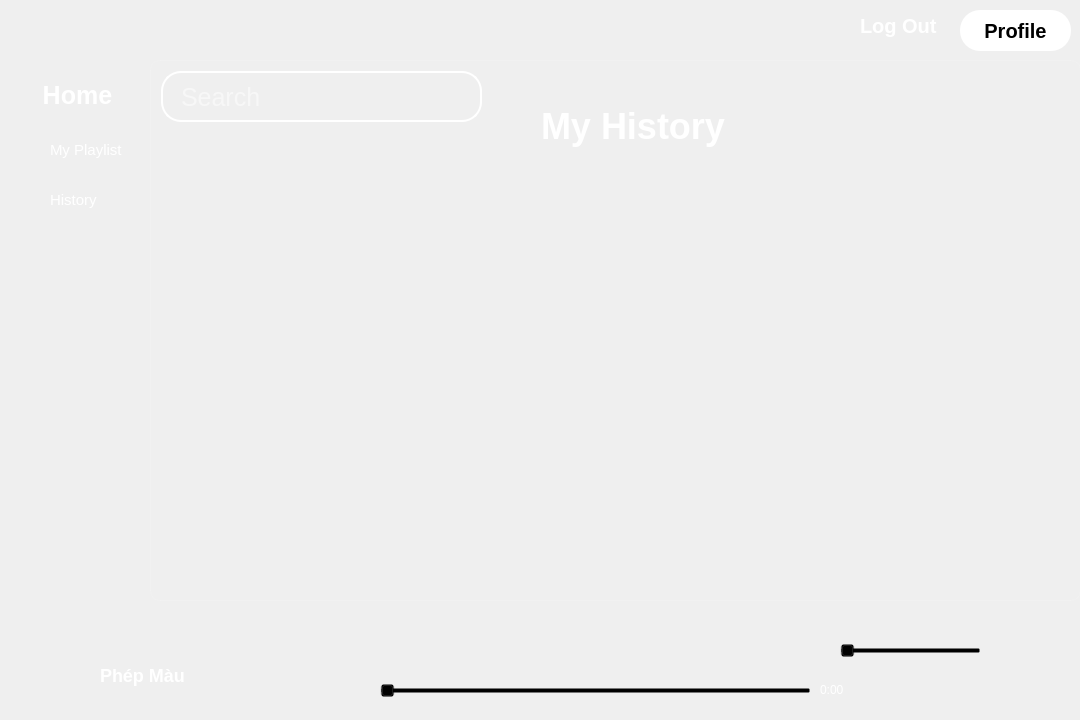
This is ui/home.ui in RonneyJR/python-app as Qt 5 draws it before an edit. The edited form follows.
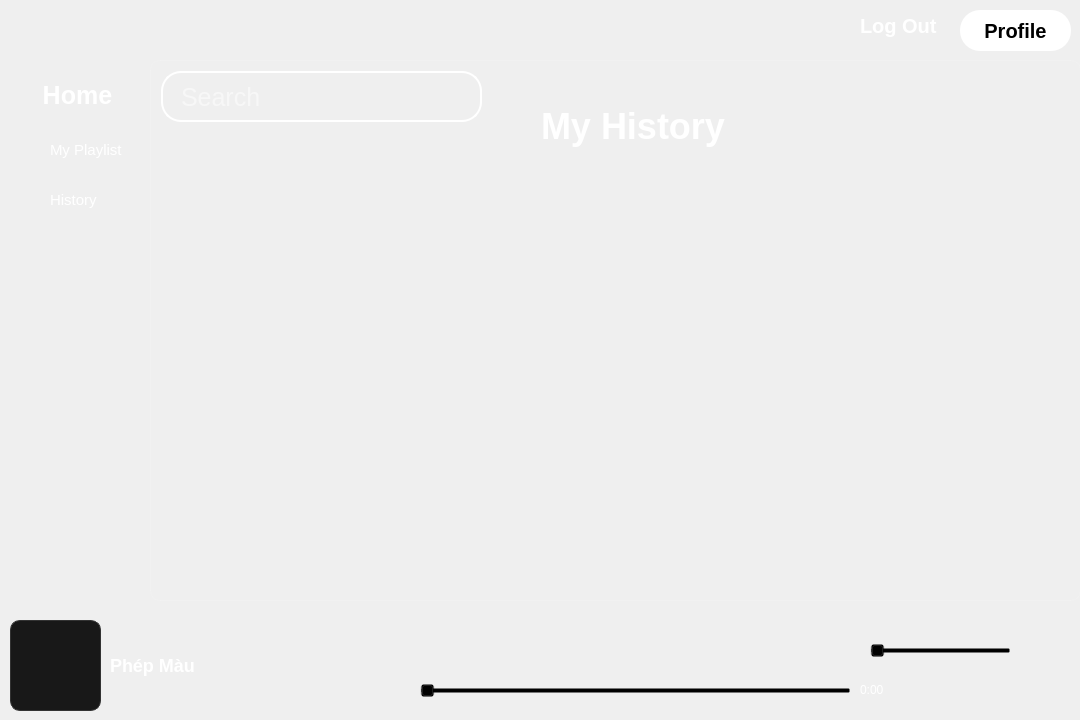
This is the edited form. The open tabs and pages were chosen to show the change. Icons and pictures are not drawn.

```diff
--- a/ui/home.ui
+++ b/ui/home.ui
@@ -29,7 +29,7 @@
   <widget class="QSlider" name="slider_duration">
    <property name="geometry">
     <rect>
-     <x>380</x>
+     <x>420</x>
      <y>680</y>
      <width>431</width>
      <height>22</height>
@@ -660,7 +660,7 @@
   <widget class="QPushButton" name="btn_play">
    <property name="geometry">
     <rect>
-     <x>550</x>
+     <x>590</x>
      <y>620</y>
      <width>91</width>
      <height>51</height>
@@ -783,7 +783,7 @@
   <widget class="QPushButton" name="btn_volume">
    <property name="geometry">
     <rect>
-     <x>740</x>
+     <x>770</x>
      <y>620</y>
      <width>91</width>
      <height>51</height>
@@ -810,7 +810,7 @@
   <widget class="QSlider" name="slider_volume">
    <property name="geometry">
     <rect>
-     <x>840</x>
+     <x>870</x>
      <y>640</y>
      <width>141</width>
      <height>22</height>
@@ -826,7 +826,7 @@
   <widget class="QPushButton" name="btn_next_song">
    <property name="geometry">
     <rect>
-     <x>630</x>
+     <x>670</x>
      <y>620</y>
      <width>91</width>
      <height>51</height>
@@ -853,7 +853,7 @@
   <widget class="QPushButton" name="btn_prev_song">
    <property name="geometry">
     <rect>
-     <x>470</x>
+     <x>500</x>
      <y>620</y>
      <width>91</width>
      <height>51</height>
@@ -880,12 +880,23 @@
   <widget class="QLabel" name="lbl_curr_img">
    <property name="geometry">
     <rect>
-     <x>0</x>
-     <y>630</y>
+     <x>10</x>
+     <y>620</y>
      <width>91</width>
      <height>91</height>
     </rect>
    </property>
+   <property name="styleSheet">
+    <string notr="true">QFrame {
+    background-color: #181818;
+    border: 1px solid #333333;
+    border-radius: 10px;
+}
+QFrame:hover {
+    background-color: #282828;
+    border: 1px solid #1DB954;
+}</string>
+   </property>
    <property name="text">
     <string/>
    </property>
@@ -899,9 +910,9 @@
   <widget class="QLabel" name="lbl_curr_name">
    <property name="geometry">
     <rect>
-     <x>100</x>
-     <y>660</y>
-     <width>241</width>
+     <x>110</x>
+     <y>650</y>
+     <width>291</width>
      <height>31</height>
     </rect>
    </property>
@@ -941,7 +952,7 @@
   <widget class="QPushButton" name="btn_shuffle">
    <property name="geometry">
     <rect>
-     <x>380</x>
+     <x>410</x>
      <y>620</y>
      <width>91</width>
      <height>51</height>
@@ -968,7 +979,7 @@
   <widget class="QLabel" name="lbl_time">
    <property name="geometry">
     <rect>
-     <x>820</x>
+     <x>860</x>
      <y>680</y>
      <width>161</width>
      <height>20</height>
```
Left out of the diff: 2 changed lines with no effect on the pictures.
